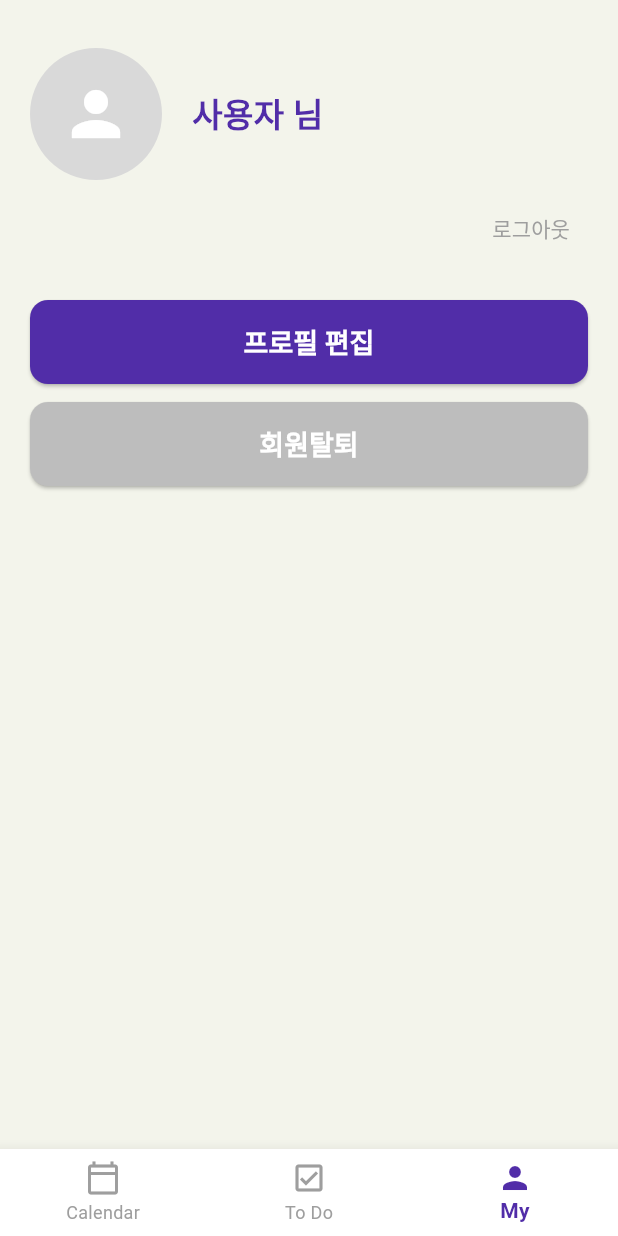
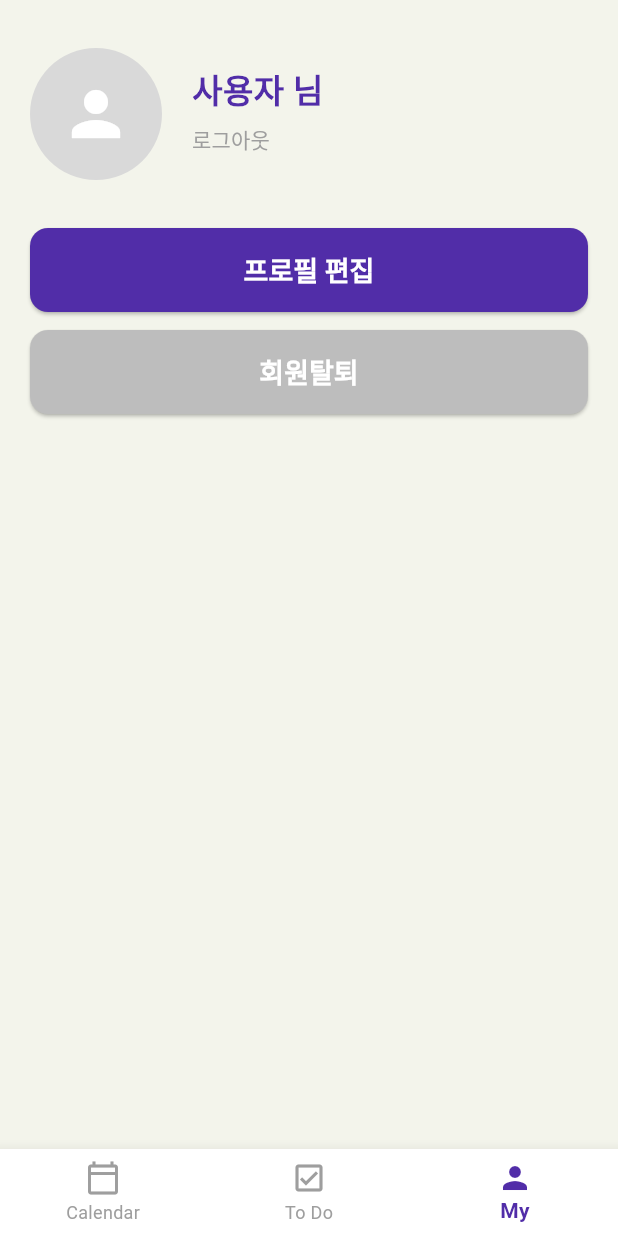
Before and after one commit to loveAlakazam/just_three_todolist, a Flutter app: the MyScreen screen opened by its route, on a phone screen of 412 x 824 dp. Run offline on Flutter 3.47's test engine with Material 3 defaults, Android fonts, the phone set to English and light mode, and no system bars; our stand-ins replace flutter_dotenv, flutter_riverpod, go_router, google_sign_in, image_picker, sign_in_button and 1 more; accounts and stored records are empty.

Commit message:
style: 로그아웃 버튼을 사용자 이름 바로 아래로 이동
프로필 헤더 Row 내부의 이름 Column에 로그아웃 TextButton을 배치하여
"{이름} 님" 텍스트 바로 아래에 표시되도록 변경.

Co-Authored-By: Claude Opus 4.6 <noreply@anthropic.com>

```diff
--- a/lib/features/profile/view/my_screen.dart
+++ b/lib/features/profile/view/my_screen.dart
@@ -190,9 +190,7 @@ class _MyScreenState extends ConsumerState<MyScreen> {
       crossAxisAlignment: CrossAxisAlignment.stretch,
       children: <Widget>[
         _buildProfileHeader(userName, avatarUrl),
-        const SizedBox(height: 8),
-        _buildLogoutButton(),
-        const SizedBox(height: 24),
+        const SizedBox(height: 32),
         _buildEditProfileButton(),
         const SizedBox(height: 12),
         _buildWithdrawButton(),
@@ -215,7 +213,10 @@ class _MyScreenState extends ConsumerState<MyScreen> {
         ),
         const SizedBox(width: 20),
         Expanded(
-          child: Text(
+          child: Column(
+            crossAxisAlignment: CrossAxisAlignment.start,
+            children: <Widget>[
+              Text(
                 '$userName 님',
                 style: const TextStyle(
                   fontSize: 22,
@@ -223,6 +224,9 @@ class _MyScreenState extends ConsumerState<MyScreen> {
                   color: _primary,
                 ),
                 overflow: TextOverflow.ellipsis,
+              ),
+              _buildLogoutButton(),
+            ],
           ),
         ),
       ],
@@ -232,11 +236,14 @@ class _MyScreenState extends ConsumerState<MyScreen> {
   // ────────────────────── 로그아웃 버튼 ──────────────────────
   Widget _buildLogoutButton() {
     return Align(
-      alignment: Alignment.centerRight,
+      alignment: Alignment.centerLeft,
       child: TextButton(
         onPressed: _signOut,
         style: TextButton.styleFrom(
           foregroundColor: const Color(0xFF9E9E9E),
+          padding: EdgeInsets.zero,
+          minimumSize: const Size(0, 32),
+          tapTargetSize: MaterialTapTargetSize.shrinkWrap,
         ),
         child: const Text(
           '로그아웃',
```
Lines whose indentation alone changed are shown as unchanged.
